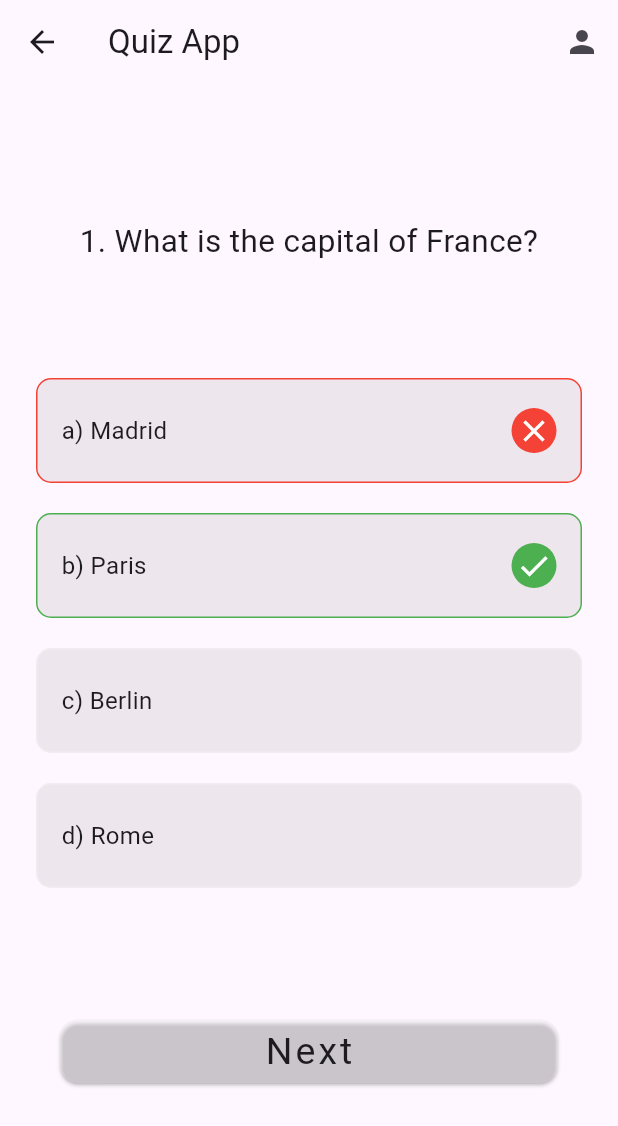
After one commit to Lib1221/flutter-exam, a Flutter app: the QuizScreen screen opened directly, after a tap on "a) Madrid", on a phone screen of 412 x 824 dp. The commit adds this screen. Shown: the top 1126 px of the screen. Run offline on Flutter 3.47's test engine with Material 3 defaults, Android fonts, the light colour scheme and no system bars; our stand-ins replace animated_text_kit, firebase_auth, firebase_core, flutter_svg; missing offline and left inert: firebase_ui_auth, tbib_splash_screen; accounts and stored records are empty.

Commit message:
quiz page added new router added

```diff
--- a/lib/main.dart
+++ b/lib/main.dart
@@ -1,6 +1,3 @@
-
-
-import 'package:exam_store/backend_auth/firebase_ui.dart';
 import 'package:exam_store/firebase_options.dart';
 import 'package:exam_store/splash_Screen/splash_Screens.dart';
 import 'package:firebase_core/firebase_core.dart';
@@ -12,6 +9,7 @@ void main() async {
   );
   return runApp(
     const MaterialApp(
+      debugShowCheckedModeBanner: false,
     home: MyHomePage1()
 
       )
--- /dev/null
+++ b/lib/main_page/answer_card.dart
@@ -0,0 +1,109 @@
+import 'package:flutter/material.dart';
+
+class AnswerCard extends StatelessWidget {
+  const AnswerCard({
+    super.key,
+    required this.question,
+    required this.isSelected,
+    required this.currentIndex,
+    required this.correctAnswerIndex,
+    required this.selectedAnswerIndex,
+  });
+
+  final String question;
+  final bool isSelected;
+  final int? correctAnswerIndex;
+  final int? selectedAnswerIndex;
+  final int currentIndex;
+
+  @override
+  Widget build(BuildContext context) {
+    bool isCorrectAnswer = currentIndex == correctAnswerIndex;
+    bool isWrongAnswer = !isCorrectAnswer && isSelected;
+    return Padding(
+      padding: const EdgeInsets.symmetric(
+        vertical: 10.0,
+      ),
+      child: selectedAnswerIndex != null
+          // if one option is chosen
+          ? Container(
+
+              height: 70,
+              padding: const EdgeInsets.all(16.0),
+              decoration: BoxDecoration(
+                color: const Color.fromARGB(26, 93, 82, 82),
+                borderRadius: BorderRadius.circular(10),
+                border: Border.all(
+                  color: isCorrectAnswer
+                      ? Colors.green
+                      : isWrongAnswer
+                          ? Colors.red
+                          : Colors.white24,
+                ),
+              ),
+              child: Row(
+                children: [
+                  Expanded(
+                    child: Text(
+                      question,
+                      style: const TextStyle(
+                        fontSize: 16,
+                      ),
+                    ),
+                  ),
+                  const SizedBox(height: 10),
+                  isCorrectAnswer
+                      ? buildCorrectIcon()
+                      : isWrongAnswer
+                          ? buildWrongIcon()
+                          : const SizedBox.shrink(),
+                ],
+              ),
+            )
+          // If no option is selected
+
+
+          : Container(
+              height: 70,
+              padding: const EdgeInsets.all(16.0),
+              decoration: BoxDecoration(
+                color: const Color.fromARGB(26, 93, 82, 82),
+                borderRadius: BorderRadius.circular(10),
+                border: Border.all(
+                  color: const Color.fromARGB(60, 0, 0, 0),
+                ),
+              ),
+              child: Row(
+                children: [
+                  Expanded(
+                    child: Text(
+                      question,
+                      style: const TextStyle(
+                        fontSize: 16,
+                      ),
+                    ),
+                  ),
+                ],
+              ),
+            ),
+    );
+  }
+}
+
+Widget buildCorrectIcon() => const CircleAvatar(
+      radius: 15,
+      backgroundColor: Colors.green,
+      child: Icon(
+        Icons.check,
+        color: Colors.white,
+      ),
+    );
+
+Widget buildWrongIcon() => const CircleAvatar(
+      radius: 15,
+      backgroundColor: Colors.red,
+      child: Icon(
+        Icons.close,
+        color: Colors.white,
+      ),
+    );
--- /dev/null
+++ b/lib/main_page/models/questions.dart
@@ -0,0 +1,97 @@
+
+
+import 'package:exam_store/main_page/models/question.dart';
+
+const List<Question> questions = [
+  Question(
+    question: '1. What is the capital of France?',
+    correctAnswerIndex: 1,
+    options: [
+      'a) Madrid',
+      'b) Paris',
+      'c) Berlin',
+      'd) Rome',
+    ],
+  ),
+  Question(
+    question: '2. In what continent is Brazil located?',
+    correctAnswerIndex: 3,
+    options: [
+      'a) Europe',
+      'b) Asia',
+      'c) North America',
+      'd) South America',
+    ],
+  ),
+  Question(
+    question: '3. What is the largest planet in our solar system?',
+    correctAnswerIndex: 1,
+    options: [
+      'a) Earth',
+      'b) Jupiter',
+      'c) Saturn',
+      'd) Venus',
+    ],
+  ),
+  Question(
+    question: '4. What is the longest river in the world?',
+    correctAnswerIndex: 0,
+    options: [
+      'a) Nile',
+      'b) Amazon',
+      'c) Mississippi',
+      'd) Danube',
+    ],
+  ),
+  Question(
+    question: '5. Who is the main character in the Harry Potter series?',
+    correctAnswerIndex: 2,
+    options: [
+      'a) Hermione Granger',
+      'b) Ron Weasley',
+      'c) Harry Potter',
+      'd) Neville Longbottom',
+    ],
+  ),
+  Question(
+    question: '6. What is the smallest planet in our solar system?',
+    correctAnswerIndex: 3,
+    options: [
+      'a) Venus',
+      'b) Mars',
+      'c) Earth',
+      'd) Mercury',
+    ],
+  ),
+  Question(
+    question: '7. Who wrote the play Romeo and Juliet?',
+    correctAnswerIndex: 0,
+    options: [
+      'a) William Shakespeare',
+      'b) Oscar Wilde',
+      'c) Jane Austen',
+      'd) Charles Dickens',
+    ],
+  ),
+  Question(
+    question: '8. What is the highest mountain in the world?',
+    correctAnswerIndex: 1,
+    options: [
+      'a) Mont Blanc',
+      'b) Everest',
+      'c) Kilimanjaro',
+      'd) Aconcagua',
+    ],
+  ),
+  Question(
+    question:
+        '9. What is the name of the famous painting by Leonardo da Vinci that depicts a woman?',
+    correctAnswerIndex: 3,
+    options: [
+      'a) Starry Night',
+      'b) The Persistence of Memory',
+      'c) The Last Supper',
+      'd) Mona Lisa',
+    ],
+  ),
+];
--- /dev/null
+++ b/lib/main_page/next_button.dart
@@ -0,0 +1,36 @@
+import 'package:flutter/material.dart';
+
+class RectangularButton extends StatelessWidget {
+  const RectangularButton({
+    super.key,
+    required this.onPressed,
+    required this.label,
+  });
+
+  final VoidCallback? onPressed;
+  final String label;
+
+  @override
+  Widget build(BuildContext context) {
+    return TextButton(
+      onPressed: onPressed,
+      child: SizedBox(
+        height: 50,
+        width: double.infinity,
+        child: Card(
+          color: onPressed != null ? Colors.white24 : null,
+          child: Center(
+            child: Text(
+              label,
+              style: const TextStyle(
+                letterSpacing: 2,
+                fontSize: 25,
+                fontWeight: FontWeight.w400,
+              ),
+            ),
+          ),
+        ),
+      ),
+    );
+  }
+}
--- /dev/null
+++ b/lib/main_page/screens/quiz_screen.dart
@@ -0,0 +1,106 @@
+
+import 'package:exam_store/main_page/answer_card.dart';
+import 'package:exam_store/main_page/models/questions.dart';
+import 'package:exam_store/main_page/next_button.dart';
+import 'package:exam_store/main_page/screens/result_screen.dart';
+import 'package:flutter/material.dart';
+
+class QuizScreen extends StatefulWidget {
+  const QuizScreen({super.key});
+
+  @override
+  State<QuizScreen> createState() => _QuizScreenState();
+}
+
+class _QuizScreenState extends State<QuizScreen> {
+  int? selectedAnswerIndex;
+  int questionIndex = 0;
+  int score = 0;
+
+  void pickAnswer(int value) {
+    selectedAnswerIndex = value;
+    final question = questions[questionIndex];
+    if (selectedAnswerIndex == question.correctAnswerIndex) {
+      score++;
+    }
+    setState(() {});
+  }
+
+
+
+  void goToNextQuestion() {
+    if (questionIndex < questions.length - 1) {
+      questionIndex++;
+      selectedAnswerIndex = null;
+    }
+    setState(() {});
+  }
+
+  @override
+  Widget build(BuildContext context) {
+    final question = questions[questionIndex];
+    bool isLastQuestion = questionIndex == questions.length - 1;
+    return Scaffold(
+      appBar: AppBar(
+        title: const Text('Quiz App'),
+        actions: [
+          IconButton(onPressed: (){
+            Navigator.pushReplacementNamed(context, '/profile');
+          }, icon: const Icon(Icons.person))
+        ],
+      ),
+      body: Padding(
+        padding: const EdgeInsets.all(24.0),
+        child: Column(
+          mainAxisAlignment: MainAxisAlignment.spaceEvenly,
+          children: [
+            Text(
+              question.question,
+              style: const TextStyle(
+                fontSize: 21,
+              ),
+              textAlign: TextAlign.center,
+            ),
+            ListView.builder(
+              shrinkWrap: true,
+              itemCount: question.options.length,
+              itemBuilder: (context, index) {
+                return GestureDetector(
+                  onTap: selectedAnswerIndex == null
+                      ? () => pickAnswer(index)
+                      : null,
+                  child: AnswerCard(
+                    currentIndex: index,
+                    question: question.options[index],
+                    isSelected: selectedAnswerIndex == index,
+                    selectedAnswerIndex: selectedAnswerIndex,
+                    correctAnswerIndex: question.correctAnswerIndex,
+                  ),
+                );
+              },
+            ),
+            // Next Button
+            isLastQuestion
+                ? RectangularButton(
+                    onPressed: () {
+                      Navigator.of(context).pushReplacement(
+                        MaterialPageRoute(
+                          builder: (_) => ResultScreen(
+                            score: score,
+                          ),
+                        ),
+                      );
+                    },
+                    label: 'Finish',
+                  )
+                : RectangularButton(
+                    onPressed:
+                        selectedAnswerIndex != null ? goToNextQuestion : null,
+                    label: 'Next',
+                  ),
+          ],
+        ),
+      ),
+    );
+  }
+}
--- a/lib/splash_Screen/splash_Screens.dart
+++ b/lib/splash_Screen/splash_Screens.dart
@@ -1,3 +1,5 @@
+// ignore_for_file: use_super_parameters, file_names
+
 import 'package:animated_text_kit/animated_text_kit.dart';
 import 'package:exam_store/backend_auth/firebase_ui.dart';
 import 'package:flutter/material.dart';
```
Also changed, not shown: lib/backend_auth/firebase_ui.dart (+21 -13 lines), lib/main_page/models/question.dart (added, +11 -0 lines), lib/main_page/screens/result_screen.dart (added, +57 -0 lines), lib/stream/natural.dart (added, +97 -0 lines), lib/stream/select.dart (added, +18 -0 lines), lib/stream/selector.dart (added, +22 -0 lines).
